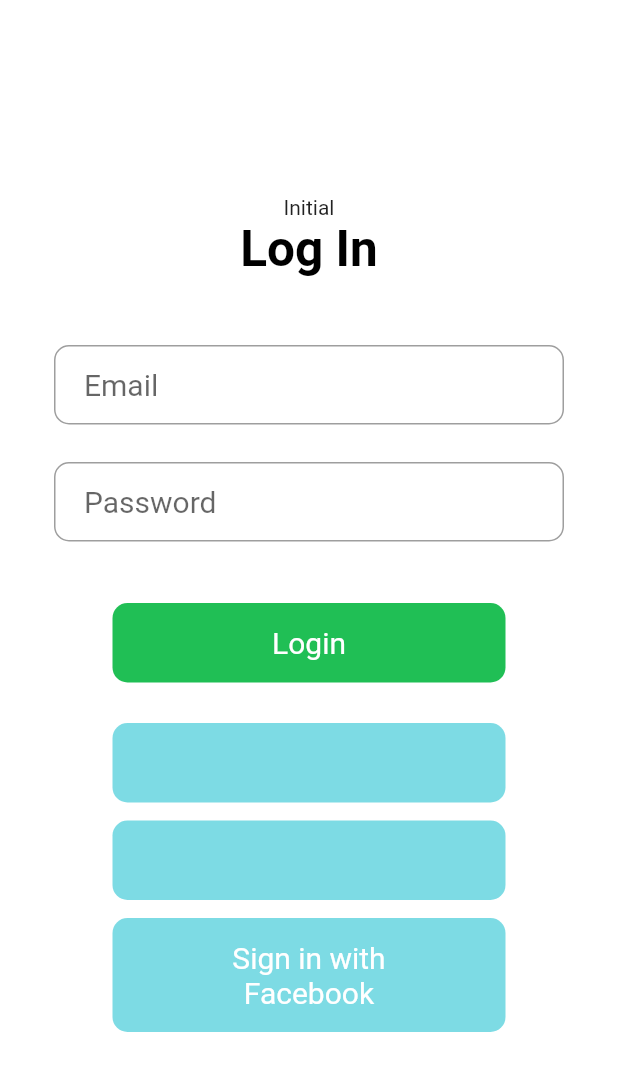
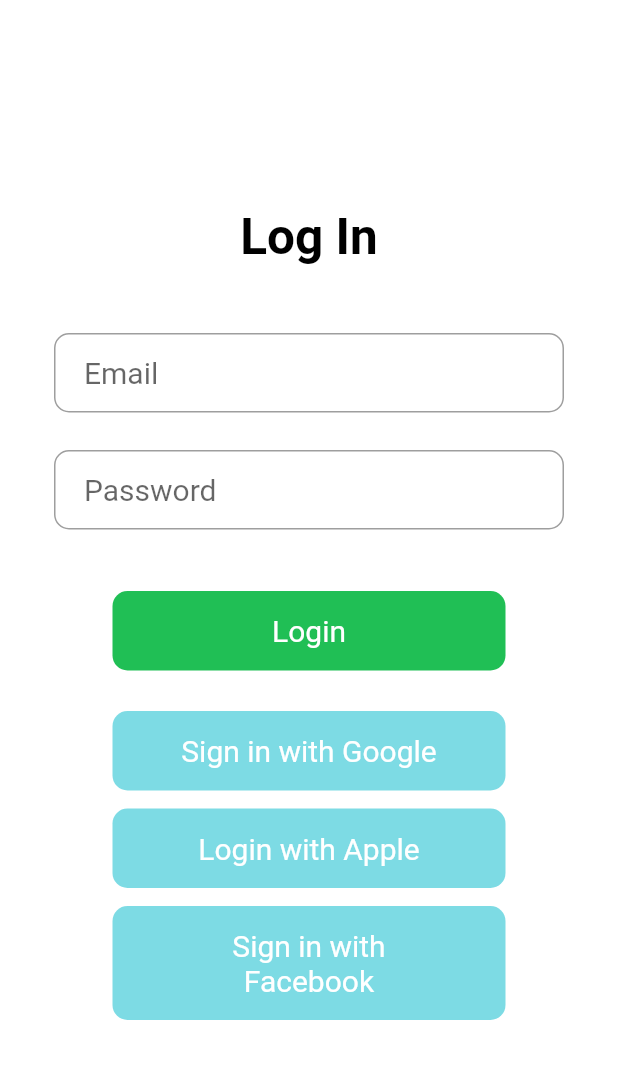
Before and after one commit to MysteriousAcadia/serve_it_app, a Flutter app: the IntroPage screen opened directly, after a tap on "Signup", on a phone screen of 412 x 824 dp. Shown: the top 1071 px of the screen. Run offline on Flutter 3.47's test engine with Material 2 defaults, Android fonts, the phone set to English and light mode, and no system bars; our stand-ins replace bloc, chopper, equatable, firebase_auth, flutter_bloc, flutter_svg and 4 more; missing offline and left inert: fancy_on_boarding, flutter_facebook_login; accounts and stored records are empty; network calls fail; Roboto replaces fonts that are missing (Montserrat); statements that could not run were skipped.

Commit message:
Add bloc  On branch dev  Changes to be committed: 	modified:   lib/blocs/auth_bloc/auth_bloc.dart 	modified:   lib/blocs/auth_bloc/auth_event.dart 	modified:   lib/blocs/login_bloc/login_bloc.dart 	modified:   lib/blocs/login_bloc/login_event.dart 	modified:   lib/blocs/login_bloc/login_state.dart 	modified:   lib/constants.dart 	modified:   lib/first_page.dart 	modified:   lib/main.dart 	modified:   lib/pages/intro_page.dart 	modified:   lib/pages/onboarding_page.dart 	modified:   lib/pages/signin_page.dart 	modified:   lib/repositories/user_repository.dart 	new file:   lib/services/serveit_api_service.dart 	modified:   lib/sign_in.dart 	modified:   pubspec.lock 	modified:   pubspec.yaml

```diff
--- a/lib/blocs/auth_bloc/auth_bloc.dart
+++ b/lib/blocs/auth_bloc/auth_bloc.dart
@@ -3,6 +3,7 @@ import 'dart:async';
 import 'package:bloc/bloc.dart';
 import 'package:equatable/equatable.dart';
 import 'package:firebase_auth/firebase_auth.dart';
+import 'package:hydrated_bloc/hydrated_bloc.dart';
 import 'package:meta/meta.dart';
 import 'package:serveit/repositories/user_repository.dart';
 
@@ -10,9 +11,11 @@ part 'auth_event.dart';
 part 'auth_state.dart';
 
 class AuthBloc extends Bloc<AuthEvent, AuthState> {
-  AuthBloc() : super(AuthInitial());
 
   UserRepository userRepository = UserRepository();
+  AuthBloc(AuthState initialState) : super(initialState);
+
+
 
   @override
   Stream<AuthState> mapEventToState(
@@ -30,5 +33,18 @@ class AuthBloc extends Bloc<AuthEvent, AuthState> {
         yield UnAuthenticated();
       }
     }
+    else if(event is LogoutEvent){
+      try{
+        await userRepository.signOut();
+        yield UnAuthenticated();
+      }
+      catch(e){
+        throw Exception("Failed to Logout");
+      }
+    }
   }
+
+
+
+
 }
--- a/lib/blocs/auth_bloc/auth_event.dart
+++ b/lib/blocs/auth_bloc/auth_event.dart
@@ -9,3 +9,8 @@ class AppStartedEvent extends AuthEvent{
   List<Object> get props => null;
 
 }
+class LogoutEvent extends AuthEvent{
+  @override
+  // TODO: implement props
+  List<Object> get props => throw UnimplementedError();
+}
--- a/lib/blocs/login_bloc/login_event.dart
+++ b/lib/blocs/login_bloc/login_event.dart
@@ -4,10 +4,10 @@ abstract class LoginEvent extends Equatable {
   const LoginEvent();
 }
 
-class OnLoginPressed extends LoginEvent {
+class OnLoginEvent extends LoginEvent {
   String loginType;
   String email, password;
-  OnLoginPressed({@required this.loginType, this.email, this.password});
+  OnLoginEvent({@required this.loginType, this.email, this.password});
 
   @override
   // TODO: implement props
--- a/lib/blocs/login_bloc/login_state.dart
+++ b/lib/blocs/login_bloc/login_state.dart
@@ -21,6 +21,10 @@ class LoginSuccessState extends LoginState {
 
 class LoginFailureState extends LoginState {
   String message;
+  String emailError;
+  String passwordError;
+  bool validateEmail;
+  bool validatePassword;
   LoginFailureState({@required this.message});
   @override
   List<Object> get props => null;
--- a/lib/constants.dart
+++ b/lib/constants.dart
@@ -1,7 +1,8 @@
 import 'package:flutter/painting.dart';
-class Constants{
+
+class Constants {
   //DEFINE COLORS
-  static Color primaryColor=const Color(0xff7ddbe4);
+  static Color primaryColor = const Color(0xff7ddbe4);
   static Color accentColor = const Color(0xff7ddbe4);
   static Color white = const Color(0xffffffff);
   static Color green = const Color(0xff20bf55);
@@ -10,16 +11,17 @@ class Constants{
   static Color transparent = const Color(0x00000000);
 
   //DEFINE DIMENSIONS
-static BorderRadius buttonBorderRadius =  BorderRadius.circular(10.0);
+  static BorderRadius buttonBorderRadius = BorderRadius.circular(10.0);
 
 // DEFINE TEXTSTYLE
-static TextStyle buttonTextStyle = TextStyle(
-  fontFamily: 'Montserrat',
-  fontSize: 20,
-  color: primaryText,
+  static TextStyle buttonTextStyle = TextStyle(
+    fontFamily: 'Montserrat',
+    fontSize: 20,
+    color: primaryText,
 //  fontWeight: FontWeight.w300,
-);
+  );
   TextStyle style = TextStyle(fontFamily: 'Montserrat', fontSize: 20.0);
 
-
+//URL AND NETWORKING
+  static String BASE_URL = "https://serveit-backend.herokuapp.com/api/v1";
 }
--- a/lib/main.dart
+++ b/lib/main.dart
@@ -3,6 +3,7 @@ import 'package:flutter_bloc/flutter_bloc.dart';
 import 'package:serveit/blocs/auth_bloc/auth_bloc.dart';
 import 'package:serveit/pages/intro_page.dart';
 import 'package:serveit/pages/onboarding_page.dart';
+import 'package:serveit/pages/test_page.dart';
 import 'service_locator.dart';
 
 import 'login_page.dart';
@@ -23,7 +24,7 @@ class MyApp extends StatelessWidget {
         primarySwatch: Colors.blue,
       ),
       home: BlocProvider(
-        create: (context) => AuthBloc()..add(AppStartedEvent()),
+        create: (context) => AuthBloc(AuthInitial())..add(AppStartedEvent()),
         child: App(),
       ),
     );
@@ -39,7 +40,7 @@ class App extends StatelessWidget {
       } else if (state is AuthenticatedState) {
         return OnboardingPage();
       } else if (state is UnAuthenticated) {
-        return IntroPage();
+        return OnboardingPage();
       }
     });
   }
--- a/lib/pages/signin_page.dart
+++ b/lib/pages/signin_page.dart
@@ -9,20 +9,17 @@ import 'package:serveit/components/button.dart';
 import 'package:serveit/constants.dart';
 import 'package:serveit/sign_in.dart';
 
+import '../first_page.dart';
 import 'XDLoginSelected.dart';
 
-class MyHomePageParent extends StatelessWidget {
-  MyHomePageParent({Key key}) : super(key: key);
+class HomePage extends StatefulWidget {
+  HomePage({Key key}) : super(key: key);
 
   @override
-  Widget build(BuildContext context) {
-    return BlocProvider(create: (context)=>LoginBloc(),
-    child: MyHomePage(),);
-
-  }
+  _HomePageState createState() => _HomePageState();
 }
 
-class MyHomePage extends StatelessWidget {
+class _HomePageState extends State<HomePage> {
   TextStyle style = TextStyle(fontFamily: 'Montserrat', fontSize: 20.0);
   TextEditingController emailCtrl = TextEditingController();
   TextEditingController passwordCtrl = TextEditingController();
@@ -30,49 +27,51 @@ class MyHomePage extends StatelessWidget {
 
   @override
   Widget build(BuildContext context) {
-
     loginBloc = BlocProvider.of<LoginBloc>(context);
 
-    final emailField = TextField(
+    final emailField = BlocBuilder<LoginBloc, LoginState>(
+        builder: (context, state) => TextField(
             controller: emailCtrl,
             obscureText: false,
             style: Constants.buttonTextStyle,
             decoration: InputDecoration(
                 contentPadding: EdgeInsets.fromLTRB(20.0, 15.0, 20.0, 15.0),
                 hintText: "Email",
-          border:
-              OutlineInputBorder(borderRadius: Constants.buttonBorderRadius)),
-    );
-    final passwordField = TextField(
-      controller: passwordCtrl ,
+                border: OutlineInputBorder(
+                    borderRadius: Constants.buttonBorderRadius),
+                errorText: state is LoginFailureState
+                    ? state.validateEmail ? state.emailError : null
+                    : null)));
+
+    final passwordField = BlocBuilder<LoginBloc, LoginState>(
+        builder: (context, state) => TextField(
+              controller: passwordCtrl,
               obscureText: true,
               style: Constants.buttonTextStyle,
               decoration: InputDecoration(
                   contentPadding: EdgeInsets.fromLTRB(20.0, 15.0, 20.0, 15.0),
                   hintText: "Password",
-          border:
-              OutlineInputBorder(borderRadius: Constants.buttonBorderRadius)),
-    );
-    final loginButon = Material(
-      elevation: 5.0,
-      borderRadius: BorderRadius.circular(10.0),
-      color: Color(0xff01A0C7),
-      child: MaterialButton(
-        minWidth: MediaQuery.of(context).size.width,
-        padding: EdgeInsets.fromLTRB(20.0, 15.0, 20.0, 15.0),
-        onPressed: () {
+                  border: OutlineInputBorder(
+                      borderRadius: Constants.buttonBorderRadius),
+                  errorText: state is LoginFailureState
+                      ? state.validateEmail ? state.emailError : null
+                      : null),
+            ));
 
+    final loadingOrError = BlocBuilder<LoginBloc, LoginState>(builder: (context, state) {
+                  if (state is LoginLoadingState) {
+                    return CircularProgressIndicator(strokeWidth: 2.0,);
+                  } else if (state is LoginFailureState) {
+                      if(state.message!=null){
+                    return Text("${state.message}");
+                    }
+                  } else if (state is LoginSuccessState) {
+            Navigator.of(context).pushReplacement(MaterialPageRoute(builder: (context)=>FirstScreen()));
+                    return Text("Success");
+                  }
+                });
 
-        },
-        child: Text("Login",
-            textAlign: TextAlign.center,
-            style: Constants.buttonTextStyle.copyWith(
-              color: Colors.white,
-            )),
-      ),
-    );
-
-    return  Scaffold(
+    return Scaffold(
       body: Center(
         child: Container(
           color: Colors.white,
@@ -82,25 +81,7 @@ class MyHomePage extends StatelessWidget {
               crossAxisAlignment: CrossAxisAlignment.center,
               mainAxisAlignment: MainAxisAlignment.center,
               children: <Widget>[
-                BlocBuilder<LoginBloc,LoginState>(builder: (context,state){
-                  if(state is LoginInitial)
-                  {
-                    return Text("Initial");
-                  }
-                  else if( state is LoginLoadingState)
-                  {
-                    return Text("Loading");
-                  }
-                  else if(state is LoginFailureState)
-                  {
-                    return Text("Failure");
-                  }
-                  else if(state is LoginSuccessState)
-                  {
-                    return Text("Success");
-                  }
-                })
-                ,
+                loadingOrError,
                 Text(
                   "Log In",
                   style: Constants.buttonTextStyle
@@ -118,22 +99,23 @@ class MyHomePage extends StatelessWidget {
                     Constants.green,
                     Constants.buttonTextStyle.copyWith(color: Constants.white),
                     () => {
-                      loginBloc.add(OnLoginPressed(loginType: "email",email: emailCtrl.text,password: passwordCtrl.text))
+                          loginBloc.add(OnLoginEvent(
+                              loginType: "EMAIL",
+                              email: emailCtrl.text,
+                              password: passwordCtrl.text))
                         }),
                 SizedBox(
                   height: 15.0,
                 ),
                 Button(
-                    emailCtrl.text,
+                    "Sign in with Google",
                     Constants.primaryColor,
                     Constants.buttonTextStyle.copyWith(color: Constants.white),
                     () => {
-                          signInWithGoogle()
-                              .then((value) => print(value))
-                              .catchError((onError) => print(onError))
+                          loginBloc.add(OnLoginEvent(loginType: "GOOGLE"))
                         }),
                 Button(
-                    passwordCtrl.text,
+                    "Login with Apple",
                     Constants.primaryColor,
                     Constants.buttonTextStyle.copyWith(color: Constants.white),
                     () => {}),
@@ -142,16 +124,25 @@ class MyHomePage extends StatelessWidget {
                     Constants.primaryColor,
                     Constants.buttonTextStyle.copyWith(color: Constants.white),
                     () => {
-                          signInWithFacebook()
-                              .then((value) => print(value))
-                              .catchError((onError) => print(onError))
+                          loginBloc.add(OnLoginEvent(loginType: "FACEBOOK"))
                         }),
               ],
             ),
           ),
         ),
       ),
-    )
-    ;
+    );
   }
 }
+
+class MyHomePageParent extends StatelessWidget {
+  MyHomePageParent({Key key}) : super(key: key);
+
+  @override
+  Widget build(BuildContext context) {
+    return BlocProvider(
+      create: (context) => LoginBloc(),
+      child: HomePage(),
+    );
+  }
+}
--- /dev/null
+++ b/lib/services/serveit_api_service.dart
@@ -0,0 +1,12 @@
+import 'package:chopper/chopper.dart';
+import 'package:serveit/constants.dart';
+
+// part 'serveit_api_service.chopper.dart';
+
+@ChopperApi(baseUrl: "http://localhost:4192/api/v1")
+abstract class ServeitAPIService extends ChopperService {
+
+  @Post(path: '/login')
+  Future<Response> login(@Query("token") String firebaseToken);
+
+}
```
Also changed, not shown: lib/blocs/login_bloc/login_bloc.dart (+35 -8 lines), lib/first_page.dart (+16 -1 lines), lib/pages/intro_page.dart (+0 -28 lines), lib/pages/onboarding_page.dart (+6 -3 lines), lib/repositories/user_repository.dart (+65 -13 lines), lib/sign_in.dart (+18 -24 lines), pubspec.yaml (+6 -2 lines), pubspec.lock. Lines whose indentation alone changed are shown as unchanged.
